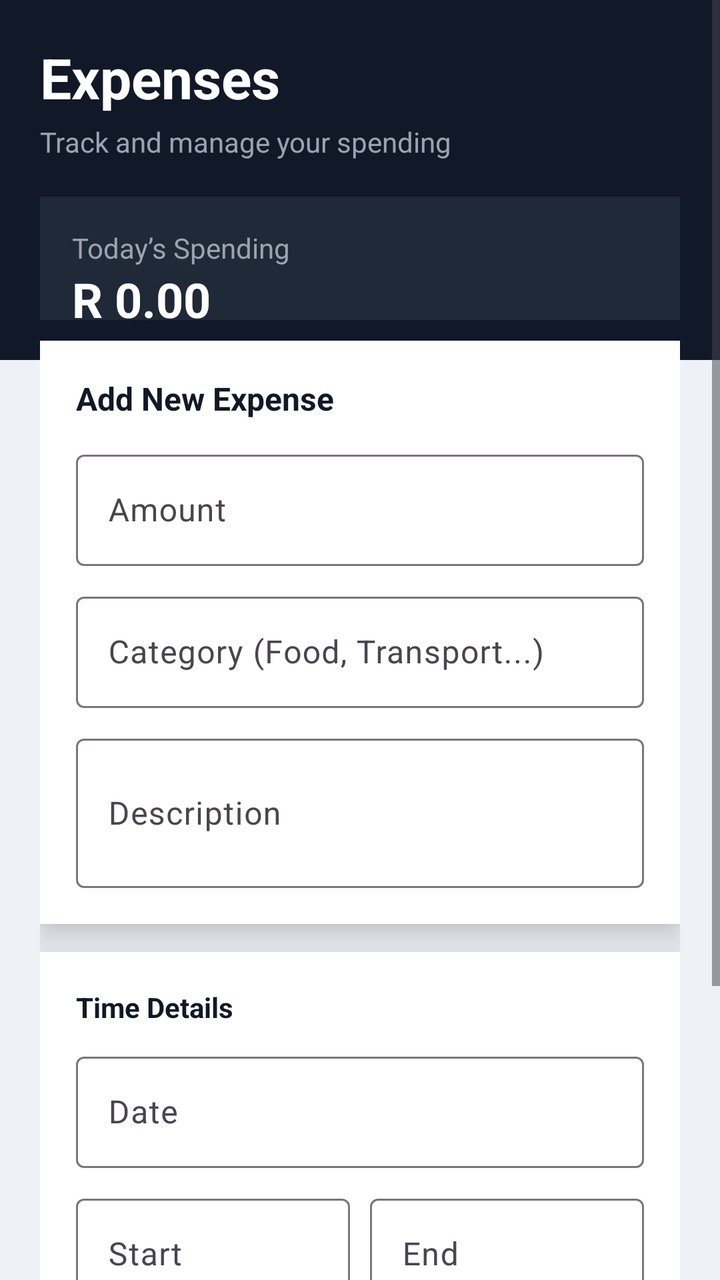
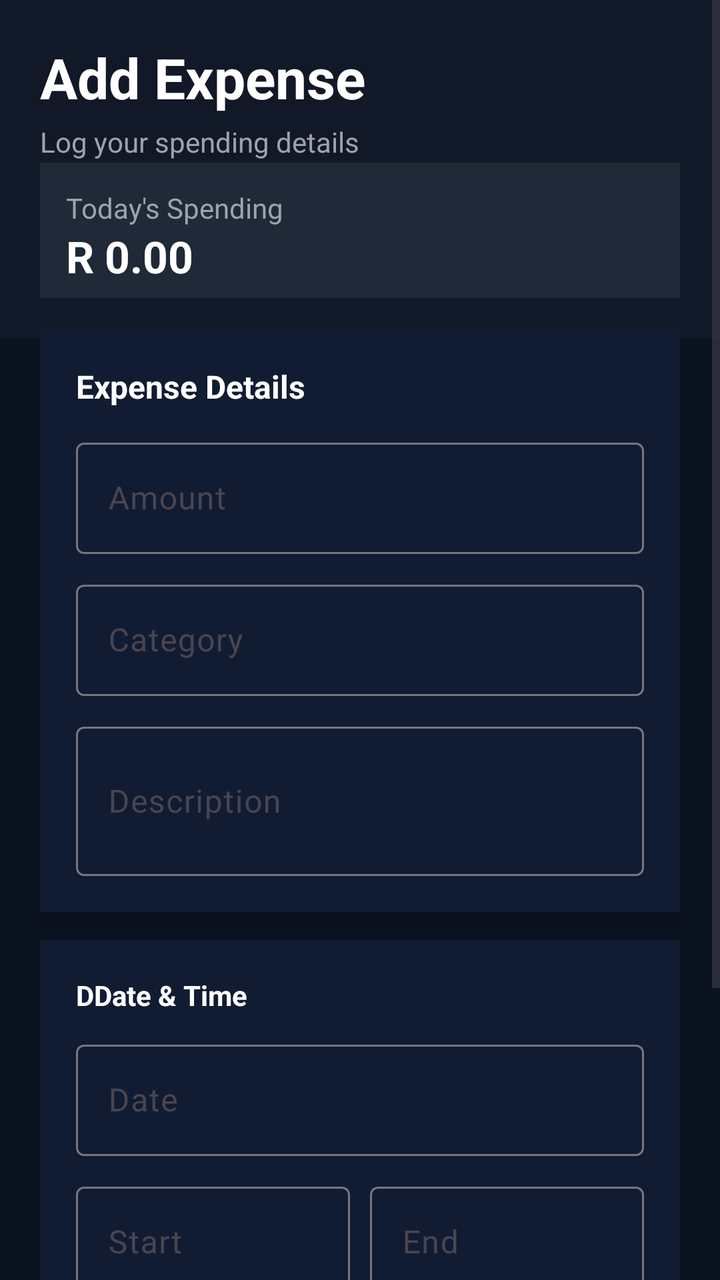

The first picture is an Android layout as it rendered before a commit; the second is the same layout after the commit. The layout source and the unified diff follow.
<!-- AndroidManifest.xml: application theme Theme.BudgetX -->
<!-- res/layout/activity_add_expense.xml -->
<?xml version="1.0" encoding="utf-8"?>
<ScrollView xmlns:android="http://schemas.android.com/apk/res/android"
    xmlns:app="http://schemas.android.com/apk/res-auto"
    android:layout_width="match_parent"
    android:layout_height="match_parent"
    android:background="#EEF2F7">

    <LinearLayout
        android:layout_width="match_parent"
        android:layout_height="wrap_content"
        android:orientation="vertical">

        
        <LinearLayout
            android:layout_width="match_parent"
            android:layout_height="180dp"
            android:background="#111827"
            android:padding="20dp"
            android:orientation="vertical">

            <TextView
                android:layout_width="wrap_content"
                android:layout_height="wrap_content"
                android:text="Expenses"
                android:textSize="28sp"
                android:textStyle="bold"
                android:textColor="#FFFFFF"/>

            <TextView
                android:layout_width="wrap_content"
                android:layout_height="wrap_content"
                android:text="Track and manage your spending"
                android:textSize="14sp"
                android:textColor="#9CA3AF"
                android:layout_marginTop="4dp"/>

            
            <LinearLayout
                android:layout_width="match_parent"
                android:layout_height="90dp"
                android:layout_marginTop="18dp"
                android:background="#1F2937"
                android:padding="16dp"
                android:orientation="vertical">

                <TextView
                    android:layout_width="wrap_content"
                    android:layout_height="wrap_content"
                    android:text="Today’s Spending"
                    android:textColor="#9CA3AF"/>

                <TextView
                    android:layout_width="wrap_content"
                    android:layout_height="wrap_content"
                    android:text="R 0.00"
                    android:textSize="24sp"
                    android:textStyle="bold"
                    android:textColor="#FFFFFF"/>
            </LinearLayout>

        </LinearLayout>

        
        <LinearLayout
            android:layout_width="match_parent"
            android:layout_height="wrap_content"
            android:orientation="vertical"
            android:padding="20dp"
            android:layout_marginTop="-30dp">

            
            <LinearLayout
                android:layout_width="match_parent"
                android:layout_height="wrap_content"
                android:background="#FFFFFF"
                android:elevation="10dp"
                android:padding="18dp"
                android:orientation="vertical">

                <TextView
                    android:layout_width="wrap_content"
                    android:layout_height="wrap_content"
                    android:text="Add New Expense"
                    android:textSize="16sp"
                    android:textStyle="bold"
                    android:textColor="#111827"
                    android:layout_marginBottom="12dp"/>

                
                <com.google.android.material.textfield.TextInputLayout
                    android:layout_width="match_parent"
                    android:layout_height="wrap_content"
                    android:hint="Amount">

                    <com.google.android.material.textfield.TextInputEditText
                        android:id="@+id/etAmount"
                        android:layout_width="match_parent"
                        android:layout_height="wrap_content"
                        android:inputType="numberDecimal"/>
                </com.google.android.material.textfield.TextInputLayout>

                
                <com.google.android.material.textfield.TextInputLayout
                    android:layout_width="match_parent"
                    android:layout_height="wrap_content"
                    android:layout_marginTop="10dp"
                    android:hint="Category (Food, Transport...)">

                    <com.google.android.material.textfield.TextInputEditText
                        android:id="@+id/etCategory"
                        android:layout_width="match_parent"
                        android:layout_height="wrap_content"/>
                </com.google.android.material.textfield.TextInputLayout>

                
                <com.google.android.material.textfield.TextInputLayout
                    android:layout_width="match_parent"
                    android:layout_height="wrap_content"
                    android:layout_marginTop="10dp"
                    android:hint="Description">

                    <com.google.android.material.textfield.TextInputEditText
                        android:id="@+id/etDescription"
                        android:layout_width="match_parent"
                        android:layout_height="wrap_content"
                        android:minLines="2"
                        android:inputType="textMultiLine"/>
                </com.google.android.material.textfield.TextInputLayout>

            </LinearLayout>

            
            <LinearLayout
                android:layout_width="match_parent"
                android:layout_height="wrap_content"
                android:background="#FFFFFF"
                android:elevation="10dp"
                android:padding="18dp"
                android:layout_marginTop="14dp"
                android:orientation="vertical">

                <TextView
                    android:layout_width="wrap_content"
                    android:layout_height="wrap_content"
                    android:text="Time Details"
                    android:textStyle="bold"
                    android:textColor="#111827"
                    android:layout_marginBottom="10dp"/>

                <com.google.android.material.textfield.TextInputLayout
                    android:layout_width="match_parent"
                    android:layout_height="wrap_content"
                    android:hint="Date">

                    <com.google.android.material.textfield.TextInputEditText
                        android:id="@+id/etDate"
                        android:layout_width="match_parent"
                        android:layout_height="wrap_content"
                        android:focusable="false"
                        android:clickable="true"/>
                </com.google.android.material.textfield.TextInputLayout>

                <LinearLayout
                    android:layout_width="match_parent"
                    android:layout_height="wrap_content"
                    android:orientation="horizontal"
                    android:layout_marginTop="10dp">

                    <com.google.android.material.textfield.TextInputLayout
                        android:layout_width="0dp"
                        android:layout_height="wrap_content"
                        android:layout_weight="1"
                        android:hint="Start">

                        <com.google.android.material.textfield.TextInputEditText
                            android:id="@+id/etStartTime"
                            android:layout_width="match_parent"
                            android:layout_height="wrap_content"
                            android:focusable="false"
                            android:clickable="true"/>
                    </com.google.android.material.textfield.TextInputLayout>

                    <Space
                        android:layout_width="10dp"
                        android:layout_height="wrap_content"/>

                    <com.google.android.material.textfield.TextInputLayout
                        android:layout_width="0dp"
                        android:layout_height="wrap_content"
                        android:layout_weight="1"
                        android:hint="End">

                        <com.google.android.material.textfield.TextInputEditText
                            android:id="@+id/etEndTime"
                            android:layout_width="match_parent"
                            android:layout_height="wrap_content"
                            android:focusable="false"
                            android:clickable="true"/>
                    </com.google.android.material.textfield.TextInputLayout>

                </LinearLayout>
            </LinearLayout>

            
            <com.google.android.material.button.MaterialButton
                android:id="@+id/btnAttachPhoto"
                android:layout_width="match_parent"
                android:layout_height="wrap_content"
                android:text="Attach Receipt"
                android:layout_marginTop="16dp"
                app:backgroundTint="#6B7280"
                android:textColor="#FFFFFF"/>

            <ImageView
                android:id="@+id/ivPhotoPreview"
                android:layout_width="match_parent"
                android:layout_height="180dp"
                android:scaleType="centerCrop"
                android:visibility="gone"
                android:layout_marginTop="12dp"/>

            
            <com.google.android.material.button.MaterialButton
                android:id="@+id/btnSaveExpense"
                android:layout_width="match_parent"
                android:layout_height="56dp"
                android:text="Save Expense"
                android:textStyle="bold"
                app:backgroundTint="#10B981"
                android:textColor="#FFFFFF"
                android:layout_marginTop="18dp"/>

        </LinearLayout>

    </LinearLayout>
</ScrollView>
<!-- resources referenced by this layout -->
<resources>
  <style name="Theme.BudgetX" parent="Base.Theme.BudgetX" />
  <style name="Base.Theme.BudgetX" parent="Theme.Material3.DayNight.NoActionBar">
          
          
      </style>
</resources>

<!-- the commit's change to res/layout/activity_add_expense.xml (unified diff, before → after) -->
@@ -3,7 +3,7 @@
     xmlns:app="http://schemas.android.com/apk/res-auto"
     android:layout_width="match_parent"
     android:layout_height="match_parent"
-    android:background="#EEF2F7">
+    android:background="#0B1220">
 
     <LinearLayout
         android:layout_width="match_parent"
@@ -13,49 +13,49 @@
         
         <LinearLayout
             android:layout_width="match_parent"
-            android:layout_height="180dp"
+            android:layout_height="169dp"
             android:background="#111827"
-            android:padding="20dp"
-            android:orientation="vertical">
+            android:orientation="vertical"
+            android:padding="20dp">
 
             <TextView
                 android:layout_width="wrap_content"
                 android:layout_height="wrap_content"
-                android:text="Expenses"
+                android:text="Add Expense"
+                android:textColor="#FFFFFF"
                 android:textSize="28sp"
-                android:textStyle="bold"
-                android:textColor="#FFFFFF"/>
+                android:textStyle="bold" />
 
             <TextView
                 android:layout_width="wrap_content"
                 android:layout_height="wrap_content"
-                android:text="Track and manage your spending"
-                android:textSize="14sp"
+                android:layout_marginTop="4dp"
+                android:text="Log your spending details"
                 android:textColor="#9CA3AF"
-                android:layout_marginTop="4dp"/>
+                android:textSize="14sp" />
 
             
             <LinearLayout
-                android:layout_width="match_parent"
-                android:layout_height="90dp"
-                android:layout_marginTop="18dp"
+                android:layout_width="369dp"
+                android:layout_height="89dp"
+                android:layout_marginTop="1dp"
                 android:background="#1F2937"
-                android:padding="16dp"
-                android:orientation="vertical">
-
-                <TextView
-                    android:layout_width="wrap_content"
-                    android:layout_height="wrap_content"
-                    android:text="Today’s Spending"
-                    android:textColor="#9CA3AF"/>
+                android:orientation="vertical"
+                android:padding="13dp">
+
+                <TextView
+                    android:layout_width="wrap_content"
+                    android:layout_height="wrap_content"
+                    android:text="Today's Spending"
+                    android:textColor="#9CA3AF" />
 
                 <TextView
                     android:layout_width="wrap_content"
                     android:layout_height="wrap_content"
                     android:text="R 0.00"
-                    android:textSize="24sp"
-                    android:textStyle="bold"
-                    android:textColor="#FFFFFF"/>
+                    android:textColor="#FFFFFF"
+                    android:textSize="22sp"
+                    android:textStyle="bold" />
             </LinearLayout>
 
         </LinearLayout>
@@ -64,26 +64,26 @@
         <LinearLayout
             android:layout_width="match_parent"
             android:layout_height="wrap_content"
-            android:orientation="vertical"
             android:padding="20dp"
-            android:layout_marginTop="-30dp">
+            android:layout_marginTop="-25dp"
+            android:orientation="vertical">
 
             
             <LinearLayout
                 android:layout_width="match_parent"
                 android:layout_height="wrap_content"
-                android:background="#FFFFFF"
-                android:elevation="10dp"
+                android:background="#111C33"
                 android:padding="18dp"
+                android:elevation="8dp"
                 android:orientation="vertical">
 
                 <TextView
                     android:layout_width="wrap_content"
                     android:layout_height="wrap_content"
-                    android:text="Add New Expense"
+                    android:text="Expense Details"
                     android:textSize="16sp"
                     android:textStyle="bold"
-                    android:textColor="#111827"
+                    android:textColor="#FFFFFF"
                     android:layout_marginBottom="12dp"/>
 
                 
@@ -104,7 +104,7 @@
                     android:layout_width="match_parent"
                     android:layout_height="wrap_content"
                     android:layout_marginTop="10dp"
-                    android:hint="Category (Food, Transport...)">
+                    android:hint="Category">
 
                     <com.google.android.material.textfield.TextInputEditText
                         android:id="@+id/etCategory"
@@ -133,18 +133,18 @@
             <LinearLayout
                 android:layout_width="match_parent"
                 android:layout_height="wrap_content"
-                android:background="#FFFFFF"
-                android:elevation="10dp"
+                android:background="#111C33"
                 android:padding="18dp"
+                android:elevation="8dp"
                 android:layout_marginTop="14dp"
                 android:orientation="vertical">
 
                 <TextView
                     android:layout_width="wrap_content"
                     android:layout_height="wrap_content"
-                    android:text="Time Details"
+                    android:text="DDate &amp; Time"
                     android:textStyle="bold"
-                    android:textColor="#111827"
+                    android:textColor="#FFFFFF"
                     android:layout_marginBottom="10dp"/>
 
                 <com.google.android.material.textfield.TextInputLayout
@@ -199,16 +199,17 @@
                     </com.google.android.material.textfield.TextInputLayout>
 
                 </LinearLayout>
+
             </LinearLayout>
 
             
             <com.google.android.material.button.MaterialButton
                 android:id="@+id/btnAttachPhoto"
                 android:layout_width="match_parent"
-                android:layout_height="wrap_content"
+                android:layout_height="52dp"
                 android:text="Attach Receipt"
                 android:layout_marginTop="16dp"
-                app:backgroundTint="#6B7280"
+                app:backgroundTint="#334155"
                 android:textColor="#FFFFFF"/>
 
             <ImageView
@@ -226,11 +227,12 @@
                 android:layout_height="56dp"
                 android:text="Save Expense"
                 android:textStyle="bold"
+                android:layout_marginTop="18dp"
                 app:backgroundTint="#10B981"
-                android:textColor="#FFFFFF"
-                android:layout_marginTop="18dp"/>
+                android:textColor="#FFFFFF"/>
 
         </LinearLayout>
 
     </LinearLayout>
+
 </ScrollView>
